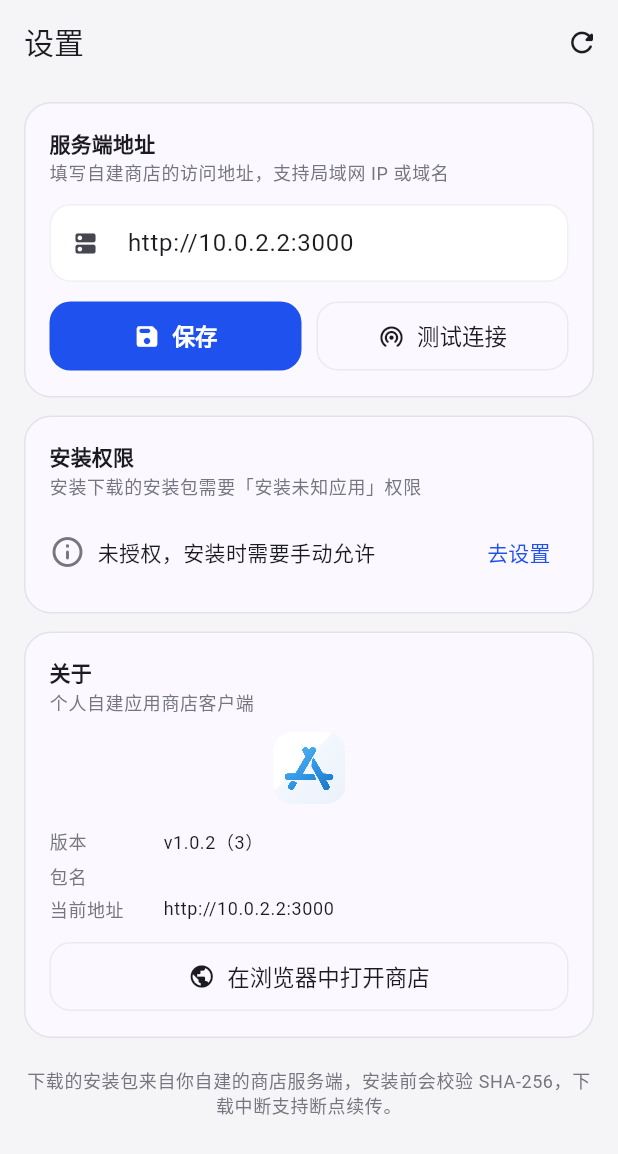
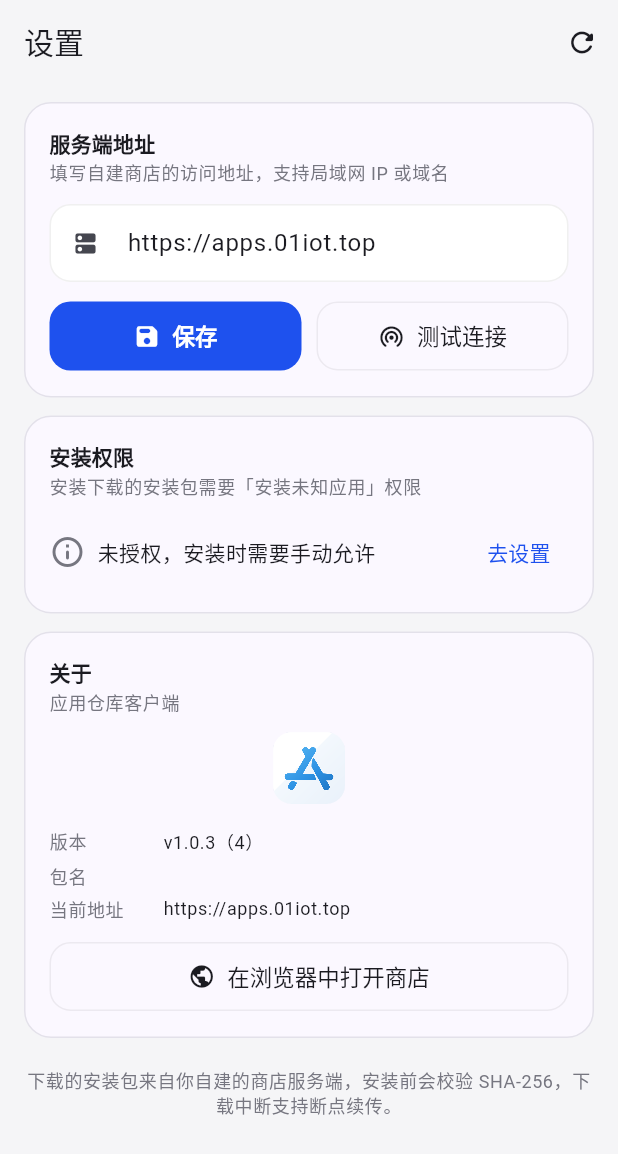
Before and after one commit to ZeroOneCN/AppStore, a Flutter app: the SettingsPage screen opened directly, on a phone screen of 412 x 824 dp. Shown: the top 1154 px of the screen. Run offline on Flutter 3.47's test engine with Material 3 defaults, Android fonts, the phone set to English and light mode, and no system bars; our stand-ins replace dio, package_info_plus, shared_preferences; accounts and stored records are empty; network calls fail.

Commit message:
feat: 客户端更名应用仓库并接入云端更新

```diff
--- a/client/lib/core/app_config.dart
+++ b/client/lib/core/app_config.dart
@@ -1,7 +1,7 @@
 import 'package:flutter/foundation.dart';
 import 'package:shared_preferences/shared_preferences.dart';
 
-/// 全局配置：应用商店服务端基地址，支持编译期默认值与运行时修改。
+/// 全局配置：应用仓库服务端基地址，支持编译期默认值与运行时修改。
 class AppConfig extends ChangeNotifier {
   AppConfig._();
 
@@ -14,8 +14,15 @@ class AppConfig extends ChangeNotifier {
   /// 编译期默认地址，可通过 `--dart-define=APPSTORE_BASE_URL=...` 覆盖。
   static const String _compileTimeBaseUrl = String.fromEnvironment(
     'APPSTORE_BASE_URL',
-    defaultValue: 'http://10.0.2.2:3000',
+    defaultValue: 'https://apps.01iot.top',
   );
+
+  /// 旧版本内置的本地调试地址；升级后若本地仍保存这些地址，自动改用新的云服务地址。
+  static const Set<String> _legacyDefaults = {
+    'http://10.0.2.2:3000',
+    'http://localhost:3000',
+    'http://127.0.0.1:3000',
+  };
 
   String _baseUrl = _compileTimeBaseUrl;
   bool _loaded = false;
@@ -34,7 +41,13 @@ class AppConfig extends ChangeNotifier {
       final prefs = await SharedPreferences.getInstance();
       final saved = prefs.getString(_prefsKey);
       if (saved != null && saved.trim().isNotEmpty) {
-        _baseUrl = _normalize(saved);
+        final normalized = _normalize(saved);
+        if (_legacyDefaults.contains(normalized)) {
+          // 旧版本保存的模拟器/本机地址已失效，写回新的默认云服务地址
+          await prefs.setString(_prefsKey, _compileTimeBaseUrl);
+        } else {
+          _baseUrl = normalized;
+        }
       }
     } catch (_) {
       // 本地存储不可用时使用编译期默认地址
--- a/client/lib/main.dart
+++ b/client/lib/main.dart
@@ -200,7 +200,7 @@ class AppStoreApp extends StatelessWidget {
   @override
   Widget build(BuildContext context) {
     return MaterialApp(
-      title: '应用商店',
+      title: '应用仓库',
       debugShowCheckedModeBanner: false,
       theme: _buildTheme(Brightness.light),
       darkTheme: _buildTheme(Brightness.dark),
--- a/client/lib/ui/home_shell.dart
+++ b/client/lib/ui/home_shell.dart
@@ -68,7 +68,7 @@ class _HomeShellState extends State<HomeShell> {
       builder: (dialogContext) => PopScope(
         canPop: !force,
         child: AlertDialog(
-          title: Text(force ? '应用商店需要更新' : '发现商店新版本'),
+          title: Text(force ? '应用仓库需要更新' : '发现应用仓库新版本'),
           content: Column(
             mainAxisSize: MainAxisSize.min,
             crossAxisAlignment: CrossAxisAlignment.start,
@@ -106,7 +106,7 @@ class _HomeShellState extends State<HomeShell> {
     await Navigator.of(context).push(
       MaterialPageRoute<bool>(
         builder: (_) => DownloadInstallPage(
-          appName: '应用商店',
+          appName: '应用仓库',
           fileKey: '$packageName-${latest.versionCode}',
           loadRelease: () async {
             // 重新检查以获取最新的签名下载地址
--- a/client/lib/ui/pages/home_page.dart
+++ b/client/lib/ui/pages/home_page.dart
@@ -113,7 +113,7 @@ class _HomePageState extends State<HomePage> {
     return Scaffold(
       appBar: AppBar(
         title: const Row(
-          children: [BrandMark(size: 26), SizedBox(width: 10), Text('应用商店')],
+          children: [BrandMark(size: 26), SizedBox(width: 10), Text('应用仓库')],
         ),
         actions: [
           PopupMenuButton<String>(
--- a/client/lib/ui/pages/settings_page.dart
+++ b/client/lib/ui/pages/settings_page.dart
@@ -253,7 +253,7 @@ class _SettingsPageState extends State<SettingsPage> {
           const SizedBox(height: 12),
           _SectionCard(
             title: '关于',
-            subtitle: '个人自建应用商店客户端',
+            subtitle: '应用仓库客户端',
             child: Column(
               children: [
                 const BrandMark(size: 48),
--- a/client/lib/ui/pages/updates_page.dart
+++ b/client/lib/ui/pages/updates_page.dart
@@ -71,7 +71,7 @@ class _UpdatesPageState extends State<UpdatesPage> {
         if (ownCheck.hasUpdate) {
           items.add(
             UpdateItem(
-              appName: '应用商店',
+              appName: '应用仓库',
               packageName: info.packageName,
               installedVersionCode: ownCode,
               check: ownCheck,
--- a/client/lib/ui/widgets/brand_mark.dart
+++ b/client/lib/ui/widgets/brand_mark.dart
@@ -17,7 +17,7 @@ class BrandMark extends StatelessWidget {
         width: size,
         height: size,
         filterQuality: FilterQuality.high,
-        semanticLabel: '应用商店标志',
+        semanticLabel: '应用仓库标志',
       ),
     );
   }
--- a/client/pubspec.yaml
+++ b/client/pubspec.yaml
@@ -1,5 +1,5 @@
 name: appstore_client
-description: "个人自建应用商店的 Android 客户端"
+description: "应用仓库 Android 客户端"
 # The following line prevents the package from being accidentally published to
 # pub.dev using `flutter pub publish`. This is preferred for private packages.
 publish_to: 'none' # Remove this line if you wish to publish to pub.dev
@@ -16,7 +16,7 @@ publish_to: 'none' # Remove this line if you wish to publish to pub.dev
 # https://developer.apple.com/library/archive/documentation/General/Reference/InfoPlistKeyReference/Articles/CoreFoundationKeys.html
 # In Windows, build-name is used as the major, minor, and patch parts
 # of the product and file versions while build-number is used as the build suffix.
-version: 1.0.2+3
+version: 1.0.3+4
 
 environment:
   sdk: ^3.13.7
```
Also changed, not shown: 6 other files.
